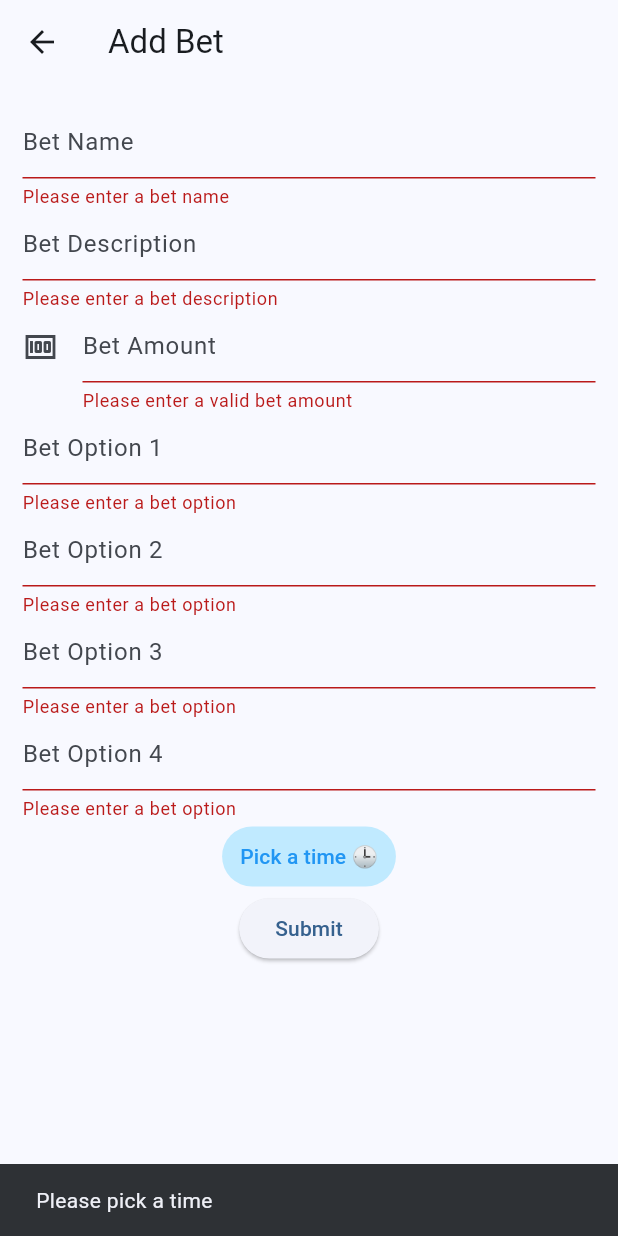
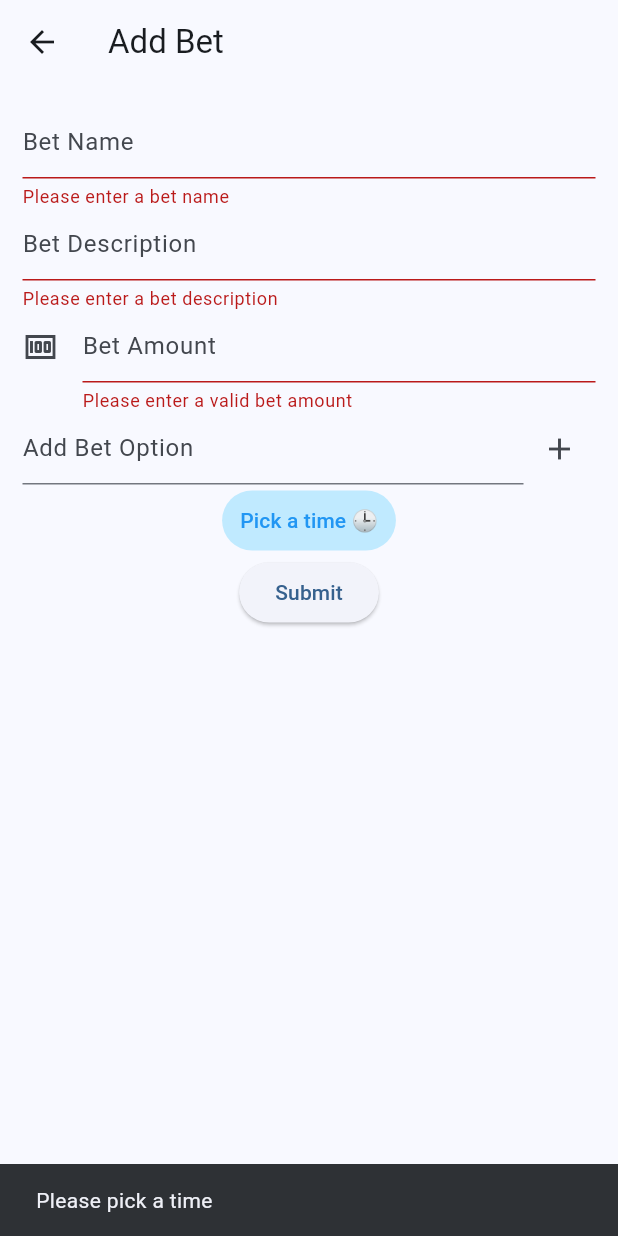
Before and after one commit to aradbm/ibet, a Flutter app: the AddBetScreen screen opened directly, after a tap on "Submit", on a phone screen of 412 x 824 dp. Run offline on Flutter 3.47's test engine with Material 3 defaults, Android fonts, the phone set to English and light mode, and no system bars; our stand-ins replace cloud_firestore, firebase_auth, firebase_core, flutter_datetime_picker_plus; accounts and stored records are empty; network calls fail.

```diff
--- a/lib/screens/bets/add_bet.dart
+++ b/lib/screens/bets/add_bet.dart
@@ -12,21 +12,18 @@ class AddBetScreen extends StatefulWidget {
 }
 
 class _AddBetScreenState extends State<AddBetScreen> {
+  final betNameController = TextEditingController();
+  final betDescriptionController = TextEditingController();
+  final betAmountController = TextEditingController();
+  final timeController = TextEditingController();
+  final optionController = TextEditingController();
+  bool isTimePicked = false;
+  List<String> betOptions = [];
   @override
   Widget build(BuildContext context) {
     // current user
     final user = FirebaseAuth.instance.currentUser;
     final formKey = GlobalKey<FormState>();
-
-    final betNameController = TextEditingController();
-    final betDescriptionController = TextEditingController();
-    final betAmountController = TextEditingController();
-    final timeController = TextEditingController();
-    final betOption1Controller = TextEditingController();
-    final betOption2Controller = TextEditingController();
-    final betOption3Controller = TextEditingController();
-    final betOption4Controller = TextEditingController();
-    bool isTimePicked = false;
     // here we create the form for a new bet
     return Scaffold(
       appBar: AppBar(title: const Text('Add Bet')),
@@ -52,11 +49,6 @@ class _AddBetScreenState extends State<AddBetScreen> {
                   icon: Icon(Icons.money),
                 ),
                 validator: (value) {
-                  // here we check if :
-                  // 1. the value is not null
-                  // 2. the value is not empty
-                  // 3. the value is a number
-                  // 4. the value is greater than 0
                   if (value == null ||
                       value.isEmpty ||
                       int.tryParse(value) == null ||
@@ -66,55 +58,42 @@ class _AddBetScreenState extends State<AddBetScreen> {
                   return null;
                 },
               ),
-              TextFormField(
-                controller: betOption1Controller,
+              Row(
+                children: [
+                  Expanded(
+                    child: TextFormField(
+                      controller: optionController,
                       decoration: const InputDecoration(
-                  hintText: 'Bet Option 1',
+                        hintText: 'Add Bet Option',
                       ),
-                validator: (value) {
-                  if (value == null || value.isEmpty) {
-                    return 'Please enter a bet option';
+                    ),
+                  ),
+                  IconButton(
+                    icon: const Icon(Icons.add),
+                    onPressed: () {
+                      if (optionController.text.isNotEmpty) {
+                        setState(() {
+                          betOptions.add(optionController.text);
+                          optionController.clear();
+                        });
                       }
-                  return null;
                     },
                   ),
-              TextFormField(
-                controller: betOption2Controller,
-                decoration: const InputDecoration(
-                  hintText: 'Bet Option 2',
+                ],
               ),
-                validator: (value) {
-                  if (value == null || value.isEmpty) {
-                    return 'Please enter a bet option';
-                  }
-                  return null;
+              // List of bet options
+              for (int i = 0; i < betOptions.length; i++)
+                ListTile(
+                  title: Text(betOptions[i]),
+                  trailing: IconButton(
+                    icon: const Icon(Icons.delete),
+                    onPressed: () {
+                      setState(() {
+                        betOptions.removeAt(i);
+                      });
                     },
                   ),
-              TextFormField(
-                controller: betOption3Controller,
-                decoration: const InputDecoration(
-                  hintText: 'Bet Option 3',
                 ),
-                validator: (value) {
-                  if (value == null || value.isEmpty) {
-                    return 'Please enter a bet option';
-                  }
-                  return null;
-                },
-              ),
-              TextFormField(
-                controller: betOption4Controller,
-                decoration: const InputDecoration(
-                  hintText: 'Bet Option 4',
-                ),
-                validator: (value) {
-                  if (value == null || value.isEmpty) {
-                    return 'Please enter a bet option';
-                  }
-                  return null;
-                },
-              ),
-              // here we add the time picker
               TextButton(
                   style: TextButton.styleFrom(
                     backgroundColor: const Color.fromARGB(255, 192, 234, 255),
@@ -136,7 +115,9 @@ class _AddBetScreenState extends State<AddBetScreen> {
                   )),
               ElevatedButton(
                 onPressed: () async {
-                  if (formKey.currentState!.validate() && isTimePicked) {
+                  if (formKey.currentState!.validate() &&
+                      isTimePicked &&
+                      betOptions.length > 1) {
                     await FireStoreService().createBet(
                       {
                         'betopener': user!.uid,
@@ -144,12 +125,7 @@ class _AddBetScreenState extends State<AddBetScreen> {
                         'name': betNameController.text,
                         'description': betDescriptionController.text,
                         'entrypoints': int.parse(betAmountController.text),
-                        'options': [
-                          betOption1Controller.text,
-                          betOption2Controller.text,
-                          betOption3Controller.text,
-                          betOption4Controller.text,
-                        ],
+                        'options': betOptions,
                         'userpicks': {},
                         'winningoption': -1,
                       },
@@ -160,6 +136,12 @@ class _AddBetScreenState extends State<AddBetScreen> {
                     ScaffoldMessenger.of(context).showSnackBar(
                       const SnackBar(
                         content: Text('Please pick a time'),
+                      ),
+                    );
+                  } else if (betOptions.length <= 1) {
+                    ScaffoldMessenger.of(context).showSnackBar(
+                      const SnackBar(
+                        content: Text('Please add at least 2 options'),
                       ),
                     );
                   }
```
Also changed, not shown: pubspec.yaml (+19 -0 lines), assets/icon/icon.png (added), pubspec.lock, 41 other files. Lines whose indentation alone changed are shown as unchanged.
